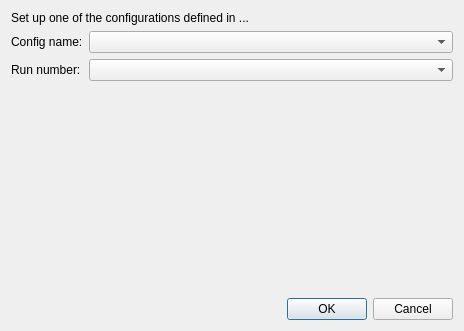
The window that src/qtenv/runselectiondialog.ui (omnetpp/omnetpp) describes before a commit, drawn with Qt 5.
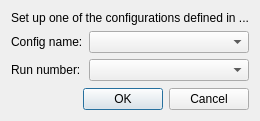
The same window after the commit.

Commit message:
qtenv: Make the RunSelectionDialog big enough so all Config names/descriptions fit in the ComboBox.
But not necessarily all Run descriptions, as those can grow fairly long
very easily, if there are numerous iteration variables.

And some additional layout tweaks.

The edit to the form file:
```diff
--- a/src/qtenv/runselectiondialog.ui
+++ b/src/qtenv/runselectiondialog.ui
@@ -5,14 +5,6 @@
   <property name="windowModality">
    <enum>Qt::NonModal</enum>
   </property>
-  <property name="geometry">
-   <rect>
-    <x>0</x>
-    <y>0</y>
-    <width>464</width>
-    <height>331</height>
-   </rect>
-  </property>
   <property name="sizePolicy">
    <sizepolicy hsizetype="Minimum" vsizetype="Minimum">
     <horstretch>0</horstretch>
@@ -36,7 +28,7 @@
       </widget>
      </item>
      <item>
-      <layout class="QGridLayout" name="gridLayout">
+      <layout class="QGridLayout" name="gridLayout" columnstretch="0,1">
        <item row="0" column="0">
         <widget class="QLabel" name="label_2">
          <property name="text">
@@ -50,11 +42,14 @@
        <item row="0" column="1">
         <widget class="QComboBox" name="configName">
          <property name="sizePolicy">
-          <sizepolicy hsizetype="Expanding" vsizetype="Preferred">
+          <sizepolicy hsizetype="MinimumExpanding" vsizetype="Preferred">
            <horstretch>0</horstretch>
            <verstretch>0</verstretch>
           </sizepolicy>
          </property>
+         <property name="sizeAdjustPolicy">
+          <enum>QComboBox::AdjustToContents</enum>
+         </property>
         </widget>
        </item>
        <item row="1" column="0">
@@ -72,6 +67,9 @@
            <verstretch>0</verstretch>
           </sizepolicy>
          </property>
+         <property name="sizeAdjustPolicy">
+          <enum>QComboBox::AdjustToContents</enum>
+         </property>
         </widget>
        </item>
       </layout>
```
The commit also changes 1 other file.
